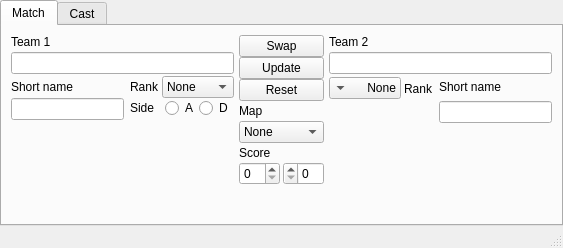
Before: the Qt Designer form mainwindow.ui in Krutix/ORCs-SBT, drawn with Qt 5.
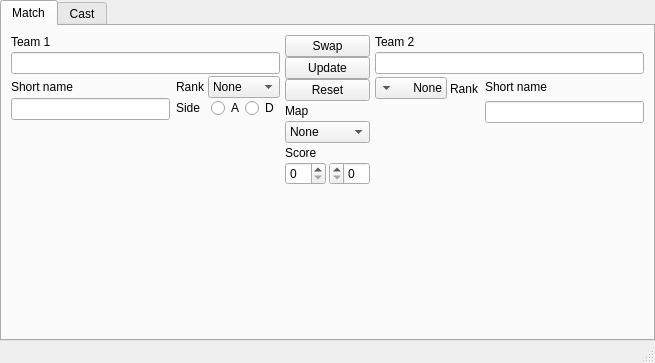
After: the same form once the commit is applied.

Commit message: getter gui data

Patch:
```diff
--- a/mainwindow.ui
+++ b/mainwindow.ui
@@ -6,8 +6,8 @@
    <rect>
     <x>0</x>
     <y>0</y>
-    <width>563</width>
-    <height>248</height>
+    <width>655</width>
+    <height>363</height>
    </rect>
   </property>
   <property name="windowTitle">
```
Left out of the diff: 48 changed lines with no effect on the pictures. The commit also changes 3 other files.
